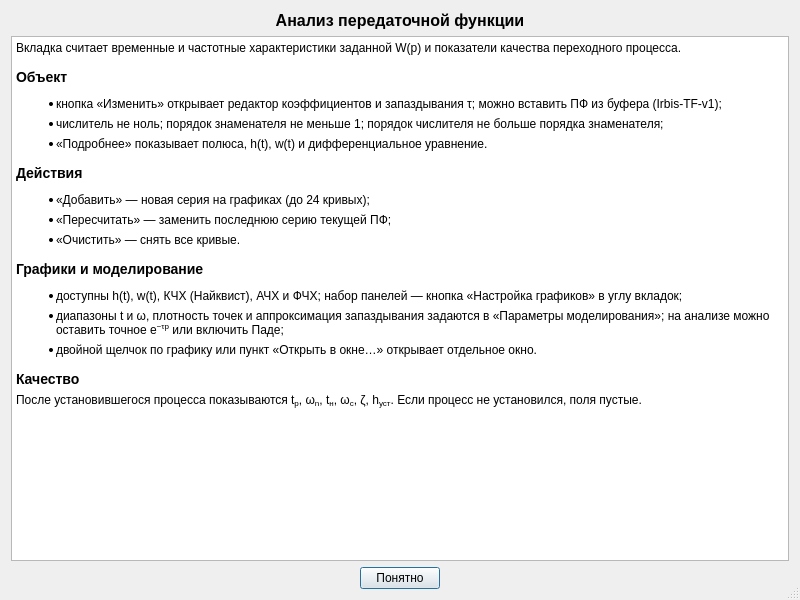
VadmanBat/Irbis, file ui/dialogs/help-dialog.ui: the form before one commit.
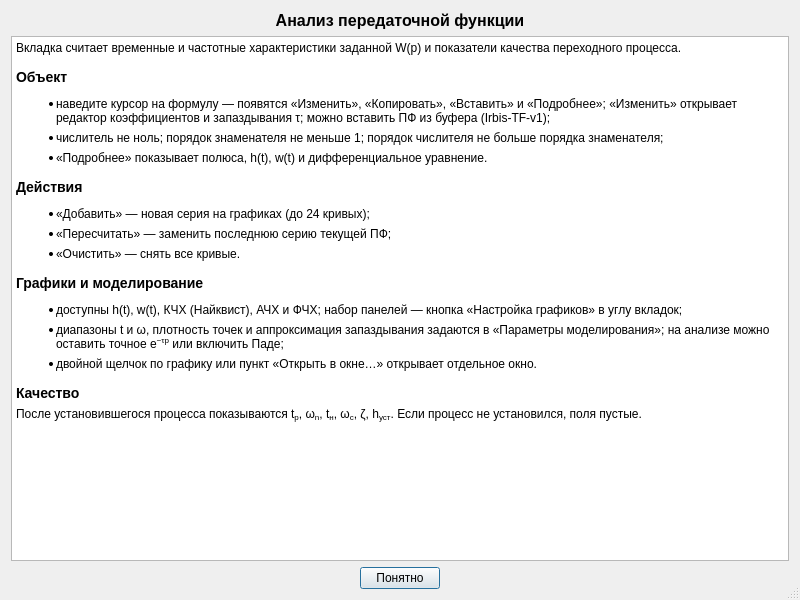
The form after the commit. The open tabs and pages were chosen to show the change.

```diff
--- a/ui/dialogs/help-dialog.ui
+++ b/ui/dialogs/help-dialog.ui
@@ -94,7 +94,7 @@
          <bool>true</bool>
         </property>
         <property name="html">
-         <string>&lt;style&gt;p { text-align: justify; text-indent: 1.2em; margin: 0 0 8px 0; }h3 { font-size: 11pt; margin: 14px 0 6px 0; }ul { margin: 0 0 10px 1.4em; padding: 0; }li { margin: 0 0 6px 0; text-align: justify; }&lt;/style&gt;&lt;p&gt;Вкладка считает временные и частотные характеристики заданной W(p) и показатели качества переходного процесса.&lt;/p&gt;&lt;h3&gt;Объект&lt;/h3&gt;&lt;ul&gt;&lt;li&gt;кнопка «Изменить» открывает редактор коэффициентов и запаздывания τ; можно вставить ПФ из буфера (Irbis-TF-v1);&lt;/li&gt;&lt;li&gt;числитель не ноль; порядок знаменателя не меньше 1; порядок числителя не больше порядка знаменателя;&lt;/li&gt;&lt;li&gt;«Подробнее» показывает полюса, h(t), w(t) и дифференциальное уравнение.&lt;/li&gt;&lt;/ul&gt;&lt;h3&gt;Действия&lt;/h3&gt;&lt;ul&gt;&lt;li&gt;«Добавить» — новая серия на графиках (до 24 кривых);&lt;/li&gt;&lt;li&gt;«Пересчитать» — заменить последнюю серию текущей ПФ;&lt;/li&gt;&lt;li&gt;«Очистить» — снять все кривые.&lt;/li&gt;&lt;/ul&gt;&lt;h3&gt;Графики и моделирование&lt;/h3&gt;&lt;ul&gt;&lt;li&gt;доступны h(t), w(t), КЧХ (Найквист), АЧХ и ФЧХ; набор панелей — кнопка «Настройка графиков» в углу вкладок;&lt;/li&gt;&lt;li&gt;диапазоны t и ω, плотность точек и аппроксимация запаздывания задаются в «Параметры моделирования»; на анализе можно оставить точное e&lt;sup&gt;−τp&lt;/sup&gt; или включить Паде;&lt;/li&gt;&lt;li&gt;двойной щелчок по графику или пункт «Открыть в окне…» открывает отдельное окно.&lt;/li&gt;&lt;/ul&gt;&lt;h3&gt;Качество&lt;/h3&gt;&lt;p&gt;После установившегося процесса показываются t&lt;sub&gt;р&lt;/sub&gt;, ω&lt;sub&gt;n&lt;/sub&gt;, t&lt;sub&gt;н&lt;/sub&gt;, ω&lt;sub&gt;c&lt;/sub&gt;, ζ, h&lt;sub&gt;уст&lt;/sub&gt;. Если процесс не установился, поля пустые.&lt;/p&gt;</string>
+         <string>&lt;style&gt;p { text-align: justify; text-indent: 1.2em; margin: 0 0 8px 0; }h3 { font-size: 11pt; margin: 14px 0 6px 0; }ul { margin: 0 0 10px 1.4em; padding: 0; }li { margin: 0 0 6px 0; text-align: justify; }&lt;/style&gt;&lt;p&gt;Вкладка считает временные и частотные характеристики заданной W(p) и показатели качества переходного процесса.&lt;/p&gt;&lt;h3&gt;Объект&lt;/h3&gt;&lt;ul&gt;&lt;li&gt;наведите курсор на формулу — появятся «Изменить», «Копировать», «Вставить» и «Подробнее»; «Изменить» открывает редактор коэффициентов и запаздывания τ; можно вставить ПФ из буфера (Irbis-TF-v1);&lt;/li&gt;&lt;li&gt;числитель не ноль; порядок знаменателя не меньше 1; порядок числителя не больше порядка знаменателя;&lt;/li&gt;&lt;li&gt;«Подробнее» показывает полюса, h(t), w(t) и дифференциальное уравнение.&lt;/li&gt;&lt;/ul&gt;&lt;h3&gt;Действия&lt;/h3&gt;&lt;ul&gt;&lt;li&gt;«Добавить» — новая серия на графиках (до 24 кривых);&lt;/li&gt;&lt;li&gt;«Пересчитать» — заменить последнюю серию текущей ПФ;&lt;/li&gt;&lt;li&gt;«Очистить» — снять все кривые.&lt;/li&gt;&lt;/ul&gt;&lt;h3&gt;Графики и моделирование&lt;/h3&gt;&lt;ul&gt;&lt;li&gt;доступны h(t), w(t), КЧХ (Найквист), АЧХ и ФЧХ; набор панелей — кнопка «Настройка графиков» в углу вкладок;&lt;/li&gt;&lt;li&gt;диапазоны t и ω, плотность точек и аппроксимация запаздывания задаются в «Параметры моделирования»; на анализе можно оставить точное e&lt;sup&gt;−τp&lt;/sup&gt; или включить Паде;&lt;/li&gt;&lt;li&gt;двойной щелчок по графику или пункт «Открыть в окне…» открывает отдельное окно.&lt;/li&gt;&lt;/ul&gt;&lt;h3&gt;Качество&lt;/h3&gt;&lt;p&gt;После установившегося процесса показываются t&lt;sub&gt;р&lt;/sub&gt;, ω&lt;sub&gt;n&lt;/sub&gt;, t&lt;sub&gt;н&lt;/sub&gt;, ω&lt;sub&gt;c&lt;/sub&gt;, ζ, h&lt;sub&gt;уст&lt;/sub&gt;. Если процесс не установился, поля пустые.&lt;/p&gt;</string>
         </property>
        </widget>
       </item>
```
Left out of the diff: 4 changed lines with no effect on the pictures.
